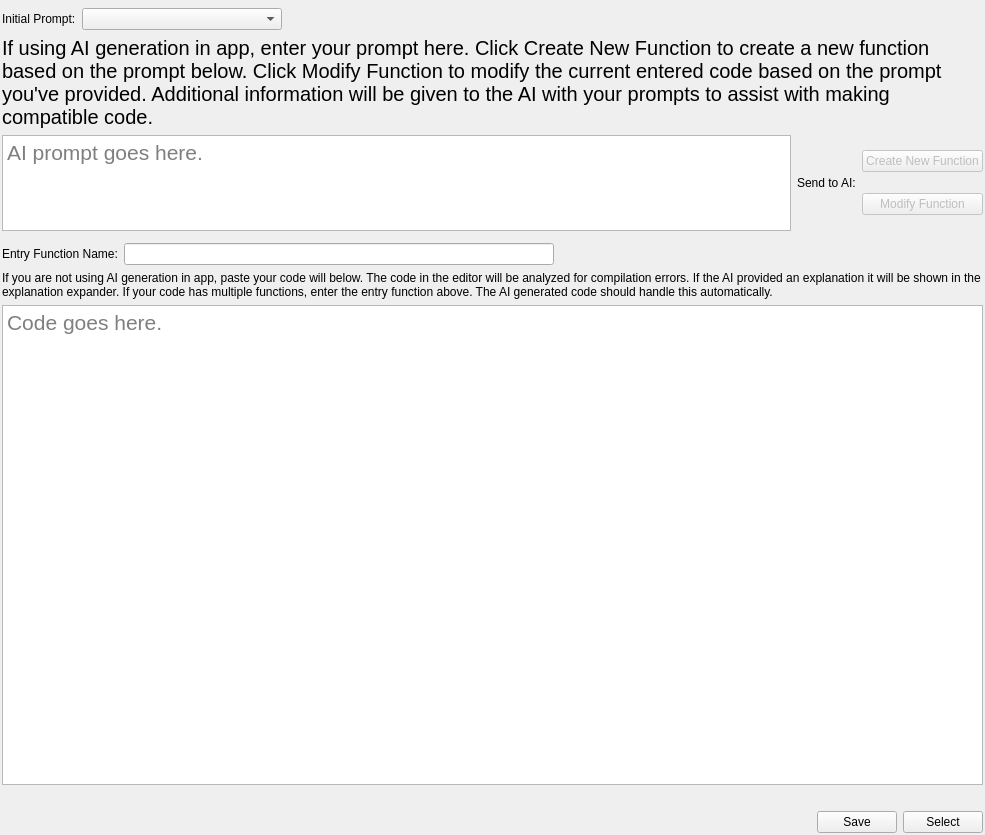
Qt form howdyCoder/ui/qtUiFiles/funcSelectorCodePage.ui (rmallow/howdyCoder) before a commit.
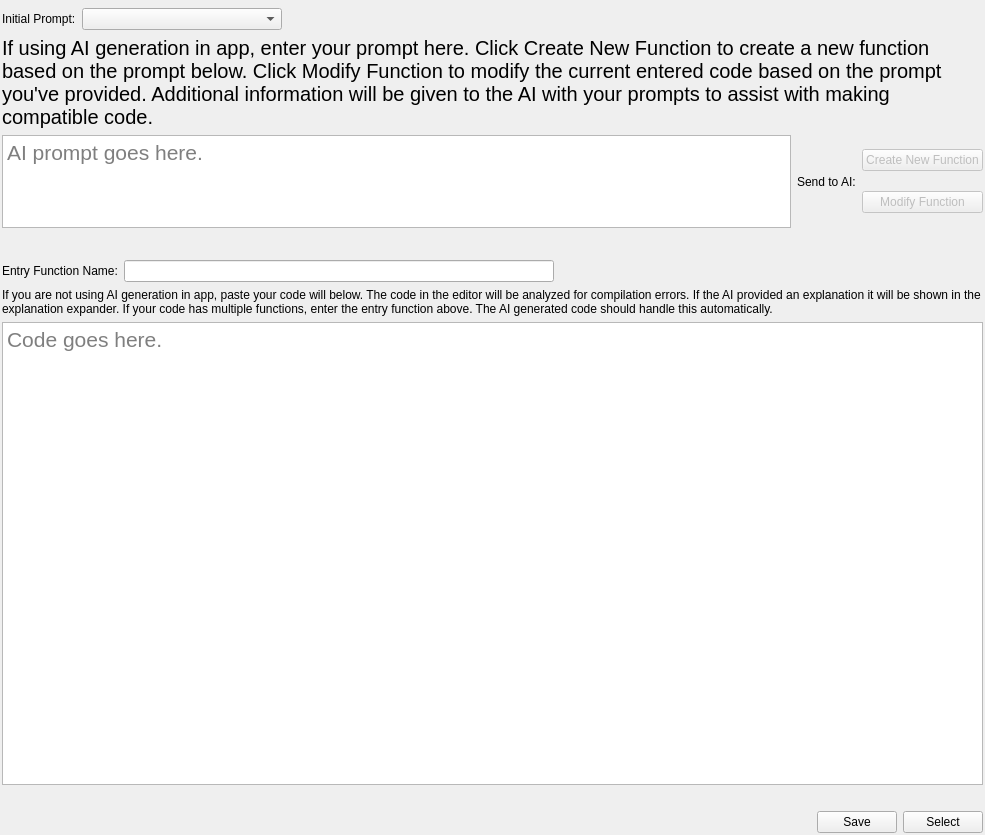
The same form after that commit. Custom widgets are drawn as their Qt base class.

The edit to the form file:
```diff
--- a/howdyCoder/ui/qtUiFiles/funcSelectorCodePage.ui
+++ b/howdyCoder/ui/qtUiFiles/funcSelectorCodePage.ui
@@ -206,6 +206,16 @@
      </layout>
     </widget>
    </item>
+   <item>
+    <widget class="QLabel" name="prompt_error">
+     <property name="styleSheet">
+      <string notr="true">color:red;</string>
+     </property>
+     <property name="text">
+      <string/>
+     </property>
+    </widget>
+   </item>
    <item>
     <widget class="QWidget" name="widget_3" native="true">
      <layout class="QHBoxLayout" name="horizontalLayout_3">
```
